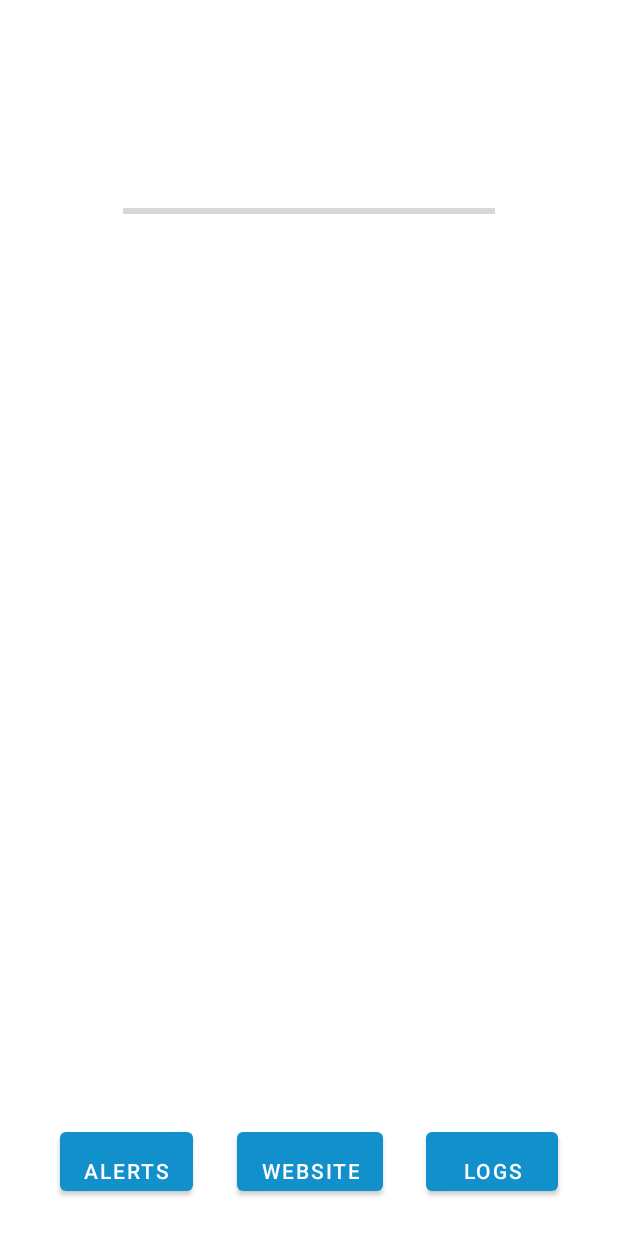
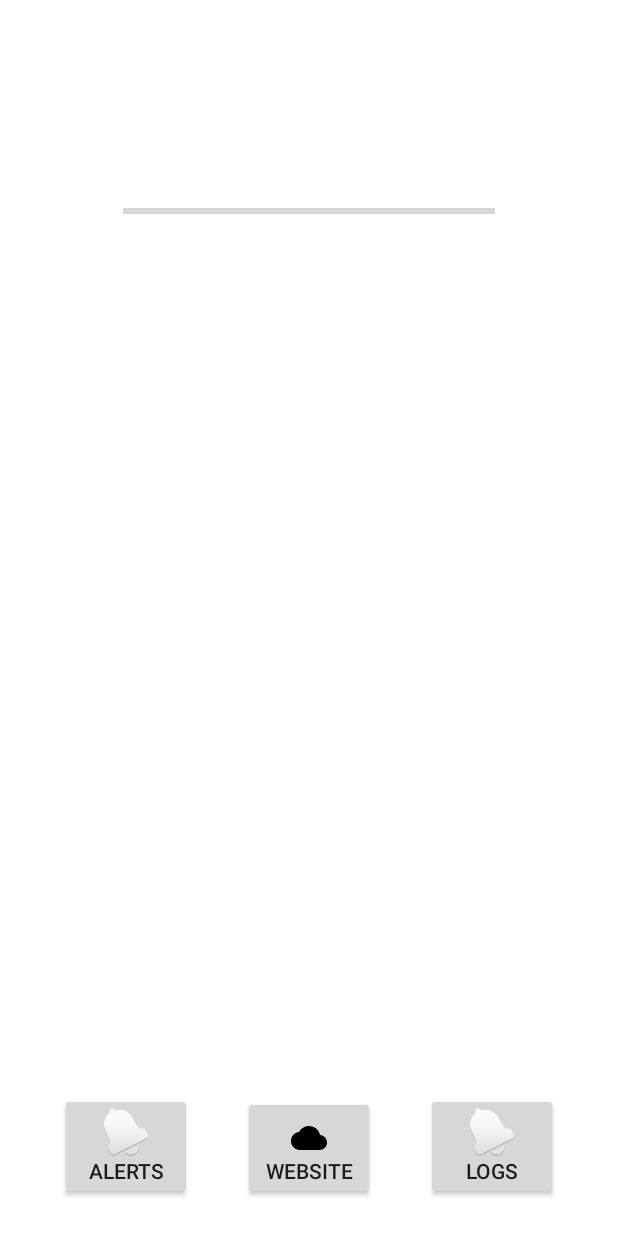
Before and after one commit to rphi/IoTSSC, an Android app: the HomeActivity screen opened directly, with no data from a screen before it, on a phone screen of 412 x 824 dp. Run offline under Robolectric (Android 15) with nearby library versions, the phone set to English and light mode, and no system bars.

Commit message:
make the buttons do stuff

```diff
--- a/android/IoTSSC_App/app/src/main/java/com/airsense/iotssc_app/HomeActivity.kt
+++ b/android/IoTSSC_App/app/src/main/java/com/airsense/iotssc_app/HomeActivity.kt
@@ -3,7 +3,9 @@ package com.airsense.iotssc_app
 import android.app.ActivityManager
 import android.content.Context
 import android.content.Intent
+import android.net.Uri
 import android.os.Bundle
+import android.widget.Button
 import androidx.appcompat.app.AppCompatActivity
 import com.airsense.iotssc_app.utils.DataLoggerService
 
@@ -18,7 +20,22 @@ class HomeActivity : AppCompatActivity() {
             val activityIntent = Intent(this, MainActivity::class.java)
             startActivity(activityIntent)
         }
+        setupButtons()
+    }
 
+    private fun setupButtons(){
+        val alertButton = findViewById<Button>(R.id.alertbutton)
+        // set on-click listener
+        alertButton.setOnClickListener {
+            val activityIntent = Intent(this, TrackerActivity::class.java)
+            startActivity(activityIntent)
+        }
+        val webButton = findViewById<Button>(R.id.webbutton)
+        // set on-click listener
+        webButton.setOnClickListener {
+            val browserIntent = Intent(Intent.ACTION_VIEW, Uri.parse("http://www.google.com"))
+            startActivity(browserIntent)
+        }
     }
 
     private fun isMyServiceRunning(serviceClass: Class<*>): Boolean {
--- a/android/IoTSSC_App/app/src/main/res/layout/activity_home.xml
+++ b/android/IoTSSC_App/app/src/main/res/layout/activity_home.xml
@@ -6,50 +6,38 @@
     android:layout_height="match_parent"
     tools:context=".HomeActivity">
 
-    <Button
+    <androidx.appcompat.widget.AppCompatButton
         android:id="@+id/alertbutton"
         android:layout_width="wrap_content"
         android:layout_height="wrap_content"
         android:layout_marginStart="40dp"
         android:layout_marginBottom="24dp"
-        android:drawableStart="@drawable/ic_iconfinder_map_marker_299087"
         android:drawableTop="@android:drawable/ic_popup_reminder"
-        android:drawablePadding="16dp"
-        android:drawableTint="#FF0000"
         android:drawableTintMode="add"
-        android:paddingTop="16dp"
         android:text="Alerts"
         app:layout_constraintBottom_toBottomOf="parent"
         app:layout_constraintStart_toStartOf="parent" />
 
-    <Button
+
+    <androidx.appcompat.widget.AppCompatButton
         android:id="@+id/webbutton"
         android:layout_width="wrap_content"
         android:layout_height="wrap_content"
         android:layout_marginBottom="24dp"
-        android:drawableStart="@drawable/ic_iconfinder_map_marker_299087"
         android:drawableTop="@drawable/ic_cloud_black_24dp"
-        android:drawablePadding="16dp"
-        android:drawableTint="#FF0000"
-        android:drawableTintMode="add"
         android:paddingTop="16dp"
         android:text="Website"
         app:layout_constraintBottom_toBottomOf="parent"
         app:layout_constraintEnd_toStartOf="@+id/logsbutton"
         app:layout_constraintStart_toEndOf="@+id/alertbutton" />
 
-    <Button
+    <androidx.appcompat.widget.AppCompatButton
         android:id="@+id/logsbutton"
         android:layout_width="wrap_content"
         android:layout_height="wrap_content"
         android:layout_marginEnd="40dp"
         android:layout_marginBottom="24dp"
-        android:drawableStart="@drawable/ic_iconfinder_map_marker_299087"
         android:drawableTop="@android:drawable/ic_popup_reminder"
-        android:drawablePadding="16dp"
-        android:drawableTint="#FF0000"
-        android:drawableTintMode="add"
-        android:paddingTop="16dp"
         android:text="Logs"
         app:layout_constraintBottom_toBottomOf="parent"
         app:layout_constraintEnd_toEndOf="parent" />
```
